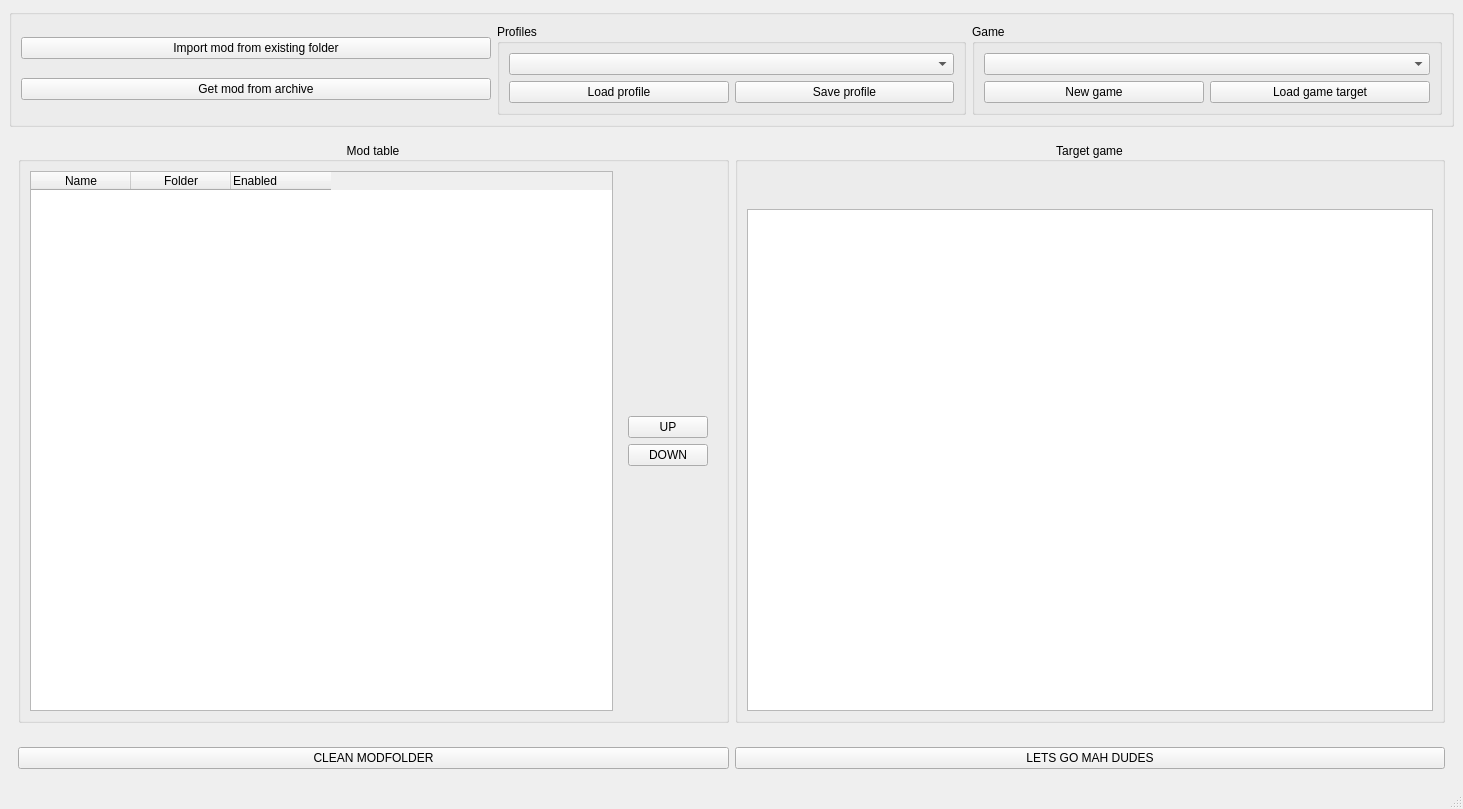
Old version of the form ui/modbuddy.ui in the repository OlavStornes/ModBuddy.
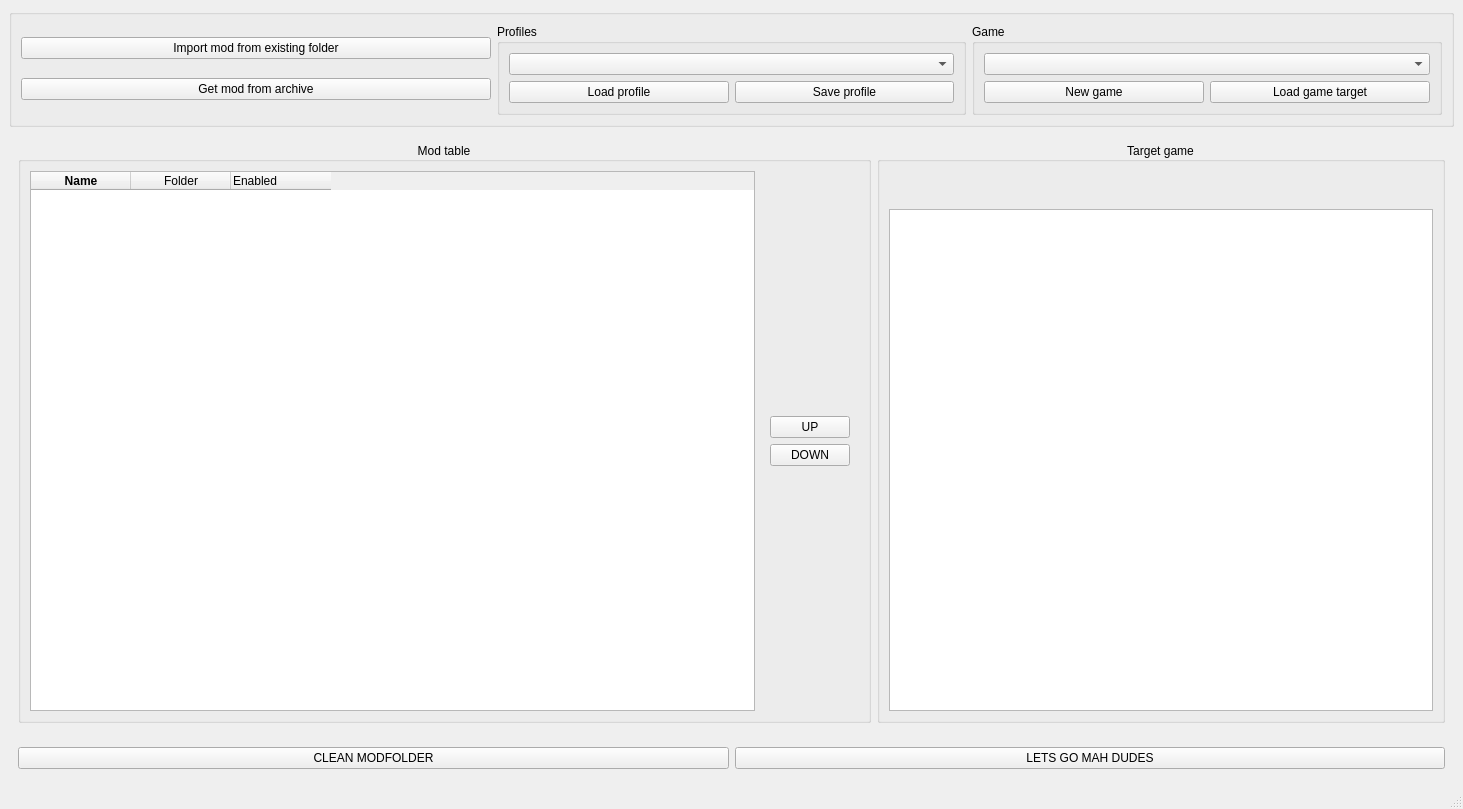
New version of the form.

Commit message: Add stretching on main layout

What changed in the file:
```diff
--- a/ui/modbuddy.ui
+++ b/ui/modbuddy.ui
@@ -95,8 +95,8 @@
      </widget>
     </item>
     <item row="2" column="0">
-     <widget class="QWidget" name="main_component" native="true">
-      <layout class="QHBoxLayout" name="horizontalLayout">
+     <widget class="QFrame" name="main_component">
+      <layout class="QHBoxLayout" name="horizontalLayout" stretch="3,2">
        <item>
         <widget class="QGroupBox" name="mods_component">
          <property name="title">
@@ -120,6 +120,9 @@
             <property name="contextMenuPolicy">
              <enum>Qt::NoContextMenu</enum>
             </property>
+            <property name="horizontalScrollBarPolicy">
+             <enum>Qt::ScrollBarAsNeeded</enum>
+            </property>
             <property name="showDropIndicator" stdset="0">
              <bool>false</bool>
             </property>
@@ -135,13 +138,34 @@
             <property name="selectionBehavior">
              <enum>QAbstractItemView::SelectRows</enum>
             </property>
+            <property name="showGrid">
+             <bool>true</bool>
+            </property>
             <property name="sortingEnabled">
              <bool>false</bool>
             </property>
+            <property name="cornerButtonEnabled">
+             <bool>true</bool>
+            </property>
+            <attribute name="horizontalHeaderShowSortIndicator" stdset="0">
+             <bool>false</bool>
+            </attribute>
+            <attribute name="horizontalHeaderStretchLastSection">
+             <bool>false</bool>
+            </attribute>
+            <attribute name="verticalHeaderCascadingSectionResizes">
+             <bool>false</bool>
+            </attribute>
             <column>
              <property name="text">
               <string>Name</string>
              </property>
+             <property name="font">
+              <font>
+               <weight>75</weight>
+               <bold>true</bold>
+              </font>
+             </property>
             </column>
             <column>
              <property name="text">
@@ -209,6 +233,12 @@
        </item>
        <item>
         <widget class="QGroupBox" name="dir_component">
+         <property name="sizePolicy">
+          <sizepolicy hsizetype="Minimum" vsizetype="Preferred">
+           <horstretch>0</horstretch>
+           <verstretch>0</verstretch>
+          </sizepolicy>
+         </property>
          <property name="title">
           <string>Target game</string>
          </property>
```
Left out of the diff: 52 changed lines with no effect on the pictures.
